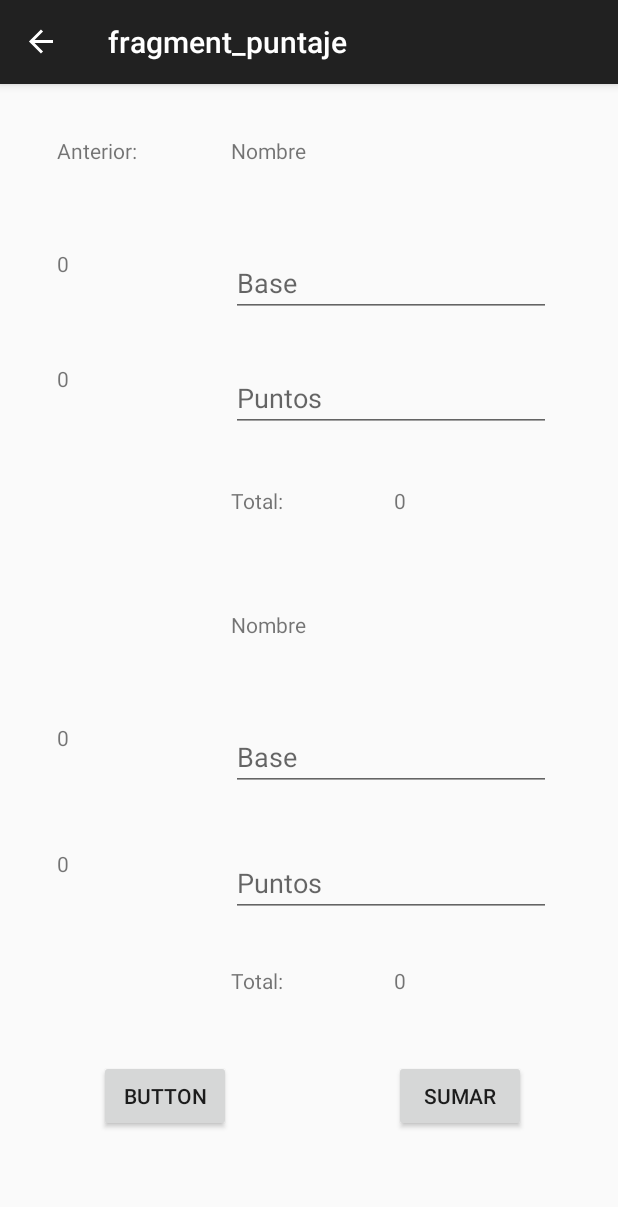
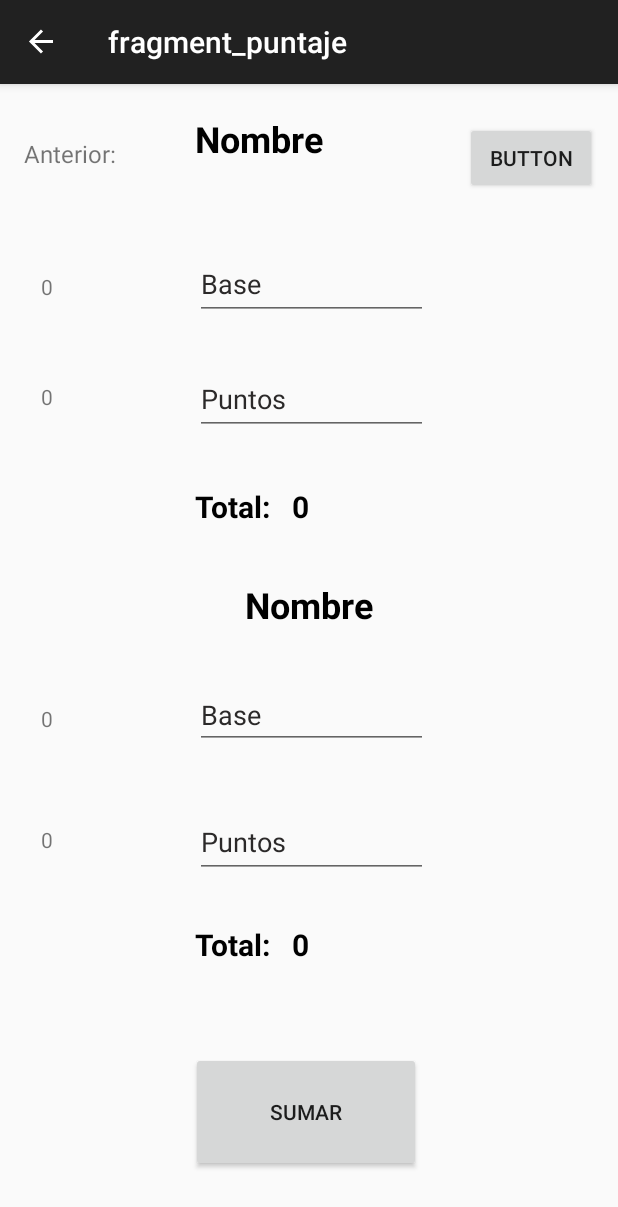
Before and after one commit to NicoBer28/App-Puntaje-Buraco, an Android app built with Jetpack Compose: the PuntajeFragment screen opened through its navigation route, on a phone screen of 412 x 824 dp. Shown: the top 1207 px of the screen. Run offline under Robolectric (Android 15) with nearby library versions, the phone set to English and light mode, and no system bars; our stand-ins replace navigation-ui.

Commit message:
Diseño Puntaje

```diff
--- a/app/src/main/res/layout/fragment_puntaje.xml
+++ b/app/src/main/res/layout/fragment_puntaje.xml
@@ -9,16 +9,25 @@
 
     <TextView
         android:id="@+id/equipoUno"
-        android:layout_width="92dp"
-        android:layout_height="42dp"
+        android:layout_width="122dp"
+        android:layout_height="83dp"
+        android:textColor="#000000"
+        android:textSize="24sp"
+        android:textStyle="bold"
         app:layout_constraintStart_toStartOf="@+id/guideline13"
         app:layout_constraintTop_toTopOf="@+id/guideline2" />
 
     <TextView
         android:id="@+id/equipoDos"
-        android:layout_width="89dp"
-        android:layout_height="47dp"
-        app:layout_constraintStart_toStartOf="@+id/guideline13"
+        android:layout_width="wrap_content"
+        android:layout_height="wrap_content"
+
+        android:textColor="#000000"
+        android:textSize="24sp"
+        android:textStyle="bold"
+        app:layout_constraintEnd_toEndOf="parent"
+        app:layout_constraintStart_toStartOf="parent"
+        app:layout_constraintHorizontal_bias="0.5"
         app:layout_constraintTop_toTopOf="@+id/guideline7"
         tools:ignore="MissingConstraints" />
 
@@ -26,7 +35,9 @@
         android:id="@+id/antTexto"
         android:layout_width="wrap_content"
         android:layout_height="wrap_content"
+        android:layout_marginTop="15dp"
         android:text="Anterior:"
+        android:textSize="16sp"
         app:layout_constraintStart_toStartOf="@+id/guideline3"
         app:layout_constraintTop_toTopOf="@+id/guideline2" />
 
@@ -34,6 +45,8 @@
         android:id="@+id/baseAntUno"
         android:layout_width="wrap_content"
         android:layout_height="wrap_content"
+        android:layout_marginStart="11dp"
+        android:layout_marginTop="15dp"
         android:text="TextView"
         app:layout_constraintStart_toStartOf="@+id/guideline3"
         app:layout_constraintTop_toTopOf="@+id/guideline4" />
@@ -42,6 +55,8 @@
         android:id="@+id/baseAntDos"
         android:layout_width="wrap_content"
         android:layout_height="wrap_content"
+        android:layout_marginStart="11dp"
+        android:layout_marginTop="15dp"
         android:text="TextView"
         app:layout_constraintStart_toStartOf="@+id/guideline3"
         app:layout_constraintTop_toTopOf="@+id/guideline6" />
@@ -51,6 +66,9 @@
         android:layout_width="wrap_content"
         android:layout_height="wrap_content"
         android:text="TextView"
+        android:textColor="#000000"
+        android:textSize="20sp"
+        android:textStyle="bold"
         app:layout_constraintStart_toStartOf="@+id/guideline12"
         app:layout_constraintTop_toTopOf="@+id/guideline11" />
 
@@ -59,46 +77,57 @@
         android:layout_width="wrap_content"
         android:layout_height="wrap_content"
         android:text="Total:"
+        android:textColor="#000000"
+        android:textSize="20sp"
+        android:textStyle="bold"
         app:layout_constraintStart_toStartOf="@+id/guideline13"
         app:layout_constraintTop_toTopOf="@+id/guideline11" />
 
     <EditText
         android:id="@+id/baseUno"
-        android:layout_width="wrap_content"
-        android:layout_height="wrap_content"
+        android:layout_width="155dp"
+        android:layout_height="47dp"
         android:ems="10"
         android:hint="Base"
         android:inputType="number|numberSigned"
+        android:textColor="#2B2929"
+        android:textColorHint="#2B2929"
         app:layout_constraintStart_toStartOf="@+id/guideline13"
         app:layout_constraintTop_toTopOf="@+id/guideline4" />
 
     <EditText
         android:id="@+id/puntosUno"
-        android:layout_width="wrap_content"
-        android:layout_height="wrap_content"
+        android:layout_width="155dp"
+        android:layout_height="47dp"
         android:ems="10"
         android:hint="Puntos"
         android:inputType="number|numberSigned"
+        android:textColor="#2B2929"
+        android:textColorHint="#2B2929"
         app:layout_constraintStart_toStartOf="@+id/guideline13"
         app:layout_constraintTop_toTopOf="@+id/guideline9" />
 
     <EditText
         android:id="@+id/baseDos"
-        android:layout_width="wrap_content"
+        android:layout_width="155dp"
         android:layout_height="wrap_content"
         android:ems="10"
         android:hint="Base"
         android:inputType="number|numberSigned"
+        android:textColor="#2B2929"
+        android:textColorHint="#2B2929"
         app:layout_constraintStart_toStartOf="@+id/guideline13"
         app:layout_constraintTop_toTopOf="@+id/guideline6" />
 
     <EditText
         android:id="@+id/puntosDos"
-        android:layout_width="wrap_content"
-        android:layout_height="wrap_content"
+        android:layout_width="155dp"
+        android:layout_height="47dp"
         android:ems="10"
         android:hint="Puntos"
         android:inputType="number|numberSigned"
+        android:textColor="#2B2929"
+        android:textColorHint="#2B2929"
         app:layout_constraintStart_toStartOf="@+id/guideline13"
         app:layout_constraintTop_toTopOf="@+id/guideline5" />
 
@@ -106,6 +135,8 @@
         android:id="@+id/puntosAntUno"
         android:layout_width="wrap_content"
         android:layout_height="wrap_content"
+        android:layout_marginStart="11dp"
+        android:layout_marginTop="12dp"
         android:text="TextView"
         app:layout_constraintStart_toStartOf="@+id/guideline3"
         app:layout_constraintTop_toTopOf="@+id/guideline9" />
@@ -114,6 +145,8 @@
         android:id="@+id/puntosAntDos"
         android:layout_width="wrap_content"
         android:layout_height="wrap_content"
+        android:layout_marginStart="11dp"
+        android:layout_marginTop="12dp"
         android:text="TextView"
         app:layout_constraintStart_toStartOf="@+id/guideline3"
         app:layout_constraintTop_toTopOf="@+id/guideline5" />
@@ -123,6 +156,9 @@
         android:layout_width="wrap_content"
         android:layout_height="wrap_content"
         android:text="TextView"
+        android:textColor="#000000"
+        android:textSize="20sp"
+        android:textStyle="bold"
         app:layout_constraintStart_toStartOf="@+id/guideline12"
         app:layout_constraintTop_toTopOf="@+id/guideline8" />
 
@@ -131,31 +167,42 @@
         android:layout_width="wrap_content"
         android:layout_height="wrap_content"
         android:text="Total:"
+        android:textColor="#000000"
+        android:textSize="20sp"
+        android:textStyle="bold"
         app:layout_constraintStart_toStartOf="@+id/guideline13"
         app:layout_constraintTop_toTopOf="@+id/guideline8" />
 
     <Button
         android:id="@+id/btnSumar"
-        android:layout_width="wrap_content"
-        android:layout_height="wrap_content"
+        android:layout_width="153dp"
+        android:layout_height="80dp"
+        android:layout_marginStart="10dp"
+        android:layout_marginEnd="10dp"
+        android:layout_marginBottom="30dp"
         android:text="SUMAR"
-        app:layout_constraintStart_toStartOf="@+id/guideline12"
+        app:layout_constraintBottom_toBottomOf="parent"
+        app:layout_constraintEnd_toEndOf="parent"
+        app:layout_constraintHorizontal_bias="0.492"
+        app:layout_constraintStart_toStartOf="parent"
         app:layout_constraintTop_toTopOf="@+id/guideline10" />
 
     <Button
         android:id="@+id/button2"
         android:layout_width="wrap_content"
         android:layout_height="wrap_content"
+        android:layout_marginTop="5dp"
+        android:layout_marginEnd="14dp"
         android:text="Button"
-        app:layout_constraintEnd_toStartOf="@+id/guideline13"
-        app:layout_constraintTop_toTopOf="@+id/guideline10" />
+        app:layout_constraintEnd_toEndOf="parent"
+        app:layout_constraintTop_toTopOf="@+id/guideline2" />
 
     <androidx.constraintlayout.widget.Guideline
         android:id="@+id/guideline2"
         android:layout_width="wrap_content"
         android:layout_height="wrap_content"
         android:orientation="horizontal"
-        app:layout_constraintGuide_begin="35dp" />
+        app:layout_constraintGuide_begin="20dp" />
 
     <androidx.constraintlayout.widget.Guideline
         android:id="@+id/guideline4"
@@ -169,35 +216,35 @@
         android:layout_width="wrap_content"
         android:layout_height="wrap_content"
         android:orientation="horizontal"
-        app:layout_constraintGuide_begin="651dp" />
+        app:layout_constraintGuide_begin="632dp" />
 
     <androidx.constraintlayout.widget.Guideline
         android:id="@+id/guideline11"
         android:layout_width="wrap_content"
         android:layout_height="wrap_content"
         android:orientation="horizontal"
-        app:layout_constraintGuide_begin="588dp" />
+        app:layout_constraintGuide_begin="560dp" />
 
     <androidx.constraintlayout.widget.Guideline
         android:id="@+id/guideline5"
         android:layout_width="wrap_content"
         android:layout_height="wrap_content"
         android:orientation="horizontal"
-        app:layout_constraintGuide_begin="510dp" />
+        app:layout_constraintGuide_begin="482dp" />
 
     <androidx.constraintlayout.widget.Guideline
         android:id="@+id/guideline6"
         android:layout_width="wrap_content"
         android:layout_height="wrap_content"
         android:orientation="horizontal"
-        app:layout_constraintGuide_begin="426dp" />
+        app:layout_constraintGuide_begin="398dp" />
 
     <androidx.constraintlayout.widget.Guideline
         android:id="@+id/guideline7"
         android:layout_width="wrap_content"
         android:layout_height="wrap_content"
         android:orientation="horizontal"
-        app:layout_constraintGuide_begin="351dp" />
+        app:layout_constraintGuide_begin="331dp" />
 
     <androidx.constraintlayout.widget.Guideline
         android:id="@+id/guideline8"
@@ -218,21 +265,21 @@
         android:layout_width="wrap_content"
         android:layout_height="wrap_content"
         android:orientation="vertical"
-        app:layout_constraintGuide_begin="38dp" />
+        app:layout_constraintGuide_begin="16dp" />
 
     <androidx.constraintlayout.widget.Guideline
         android:id="@+id/guideline12"
         android:layout_width="wrap_content"
         android:layout_height="wrap_content"
         android:orientation="vertical"
-        app:layout_constraintGuide_begin="263dp" />
+        app:layout_constraintGuide_begin="195dp" />
 
     <androidx.constraintlayout.widget.Guideline
         android:id="@+id/guideline13"
         android:layout_width="wrap_content"
         android:layout_height="wrap_content"
         android:orientation="vertical"
-        app:layout_constraintGuide_begin="154dp" />
+        app:layout_constraintGuide_begin="130dp" />
 
     <androidx.constraintlayout.widget.Guideline
         android:id="@+id/guideline14"
```
